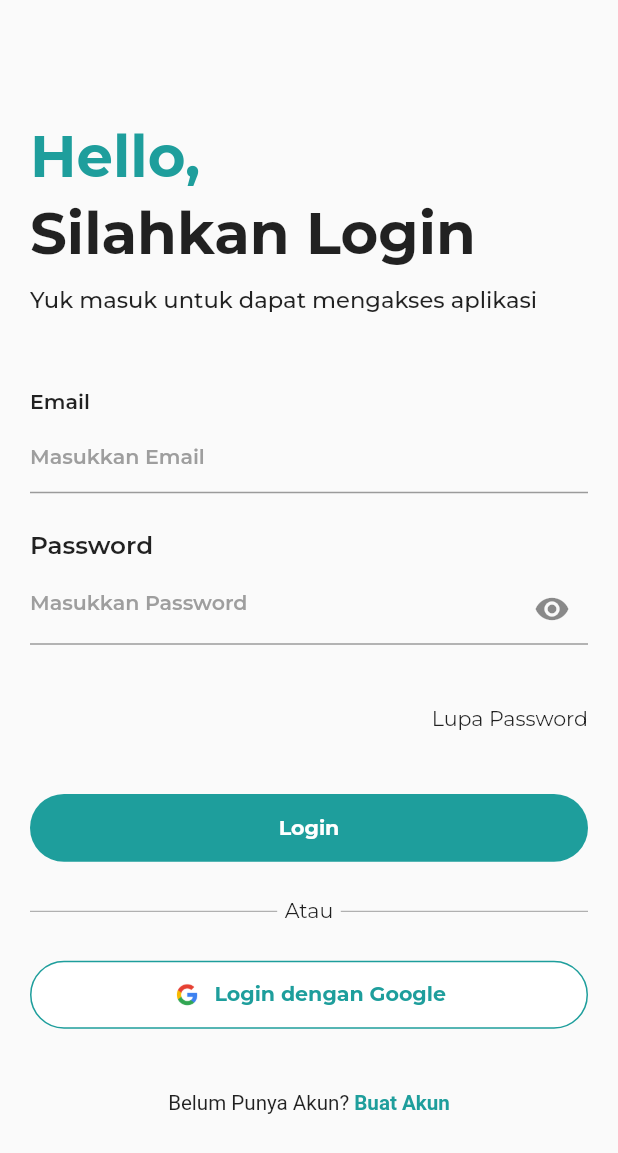
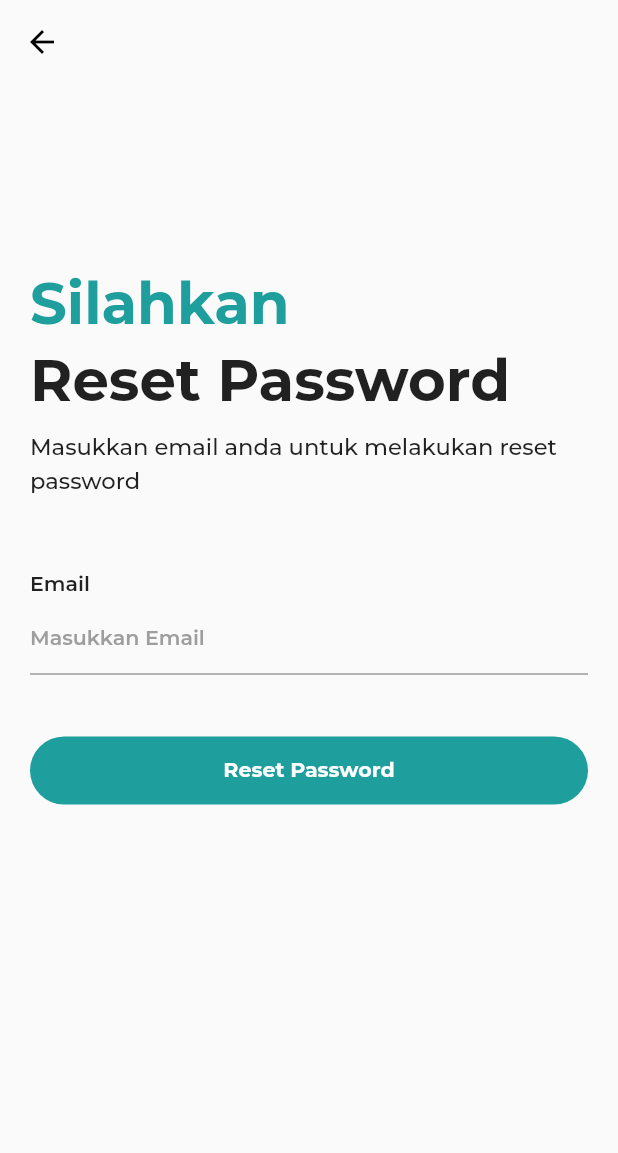
Before and after one commit to tegaryas/kaltim-report-app, a Flutter app: the LoginScreen screen opened by its route, after a tap on "Lupa Password", on a phone screen of 412 x 824 dp. Shown: the top 1153 px of the screen. Run offline on Flutter 3.47's test engine with Material 2 defaults, Android fonts, the phone set to English and light mode, and no system bars; our stand-ins replace another_flushbar, auto_route, bloc, carousel_slider, cloud_firestore, copy_with_extension and 21 more; missing offline and left inert: paginate_firestore; accounts and stored records are empty.

Commit message:
implement reset password

```diff
--- a/lib/configs/routes/routes.dart
+++ b/lib/configs/routes/routes.dart
@@ -2,6 +2,7 @@ import 'package:auto_route/auto_route.dart';
 import 'package:kaltim_report/modules/auth/screens/login_screen.dart';
 import 'package:kaltim_report/modules/auth/screens/register_screen.dart';
 import 'package:kaltim_report/modules/auth/screens/register_user_data.dart';
+import 'package:kaltim_report/modules/auth/screens/reset_password_screen.dart';
 import 'package:kaltim_report/modules/call/screens/call_screen.dart';
 import 'package:kaltim_report/modules/home/screens/home_screen.dart';
 import 'package:kaltim_report/modules/navigation/screens/navigation_screen.dart';
@@ -24,6 +25,7 @@ import 'package:kaltim_report/modules/report/screens/report_wrapper_screen.dart'
     AutoRoute(path: "/login", page: LoginScreen),
     AutoRoute(path: "/register", page: RegisterScreen),
     AutoRoute(path: "/register-data", page: RegisterUserDataScreen),
+    AutoRoute(path: "/reset-password", page: ResetPasswordScreen),
     AutoRoute(
       path: "report",
       name: "ReportRouter",
--- /dev/null
+++ b/lib/modules/auth/blocs/reset_password/reset_password_bloc.dart
@@ -0,0 +1,26 @@
+import 'package:bloc/bloc.dart';
+import 'package:equatable/equatable.dart';
+import 'package:injectable/injectable.dart';
+import 'package:kaltim_report/modules/auth/repositories/register_repository_interface.dart';
+
+part 'reset_password_event.dart';
+part 'reset_password_state.dart';
+
+@injectable
+class ResetPasswordBloc extends Bloc<ResetPasswordEvent, ResetPasswordState> {
+  final RegisterRepositoryInterface registerRepository;
+  ResetPasswordBloc({required this.registerRepository})
+      : super(ResetPasswordInitial()) {
+    on<ResetPasswordEvent>((event, emit) async {
+      if (event is ResetPasswordUser) {
+        try {
+          emit(ResetPasswordLoading());
+          await registerRepository.resetPassword(event.email);
+          emit(ResetPasswordSucess(email: event.email));
+        } catch (e) {
+          emit(ResetPasswordFailed(errorMessage: e.toString()));
+        }
+      }
+    });
+  }
+}
--- /dev/null
+++ b/lib/modules/auth/blocs/reset_password/reset_password_event.dart
@@ -0,0 +1,17 @@
+part of 'reset_password_bloc.dart';
+
+abstract class ResetPasswordEvent extends Equatable {
+  const ResetPasswordEvent();
+
+  @override
+  List<Object> get props => [];
+}
+
+class ResetPasswordUser extends ResetPasswordEvent {
+  final String email;
+
+  const ResetPasswordUser({required this.email});
+
+  @override
+  List<Object> get props => [email];
+}
--- /dev/null
+++ b/lib/modules/auth/blocs/reset_password/reset_password_state.dart
@@ -0,0 +1,30 @@
+part of 'reset_password_bloc.dart';
+
+abstract class ResetPasswordState extends Equatable {
+  const ResetPasswordState();
+
+  @override
+  List<Object> get props => [];
+}
+
+class ResetPasswordInitial extends ResetPasswordState {}
+
+class ResetPasswordLoading extends ResetPasswordState {}
+
+class ResetPasswordFailed extends ResetPasswordState {
+  final String errorMessage;
+
+  const ResetPasswordFailed({required this.errorMessage});
+
+  @override
+  List<Object> get props => [errorMessage];
+}
+
+class ResetPasswordSucess extends ResetPasswordState {
+  final String email;
+
+  const ResetPasswordSucess({required this.email});
+
+  @override
+  List<Object> get props => [email];
+}
--- a/lib/modules/auth/repositories/register_repository.dart
+++ b/lib/modules/auth/repositories/register_repository.dart
@@ -28,4 +28,9 @@ class RegisterRepository implements RegisterRepositoryInterface {
   Future<List<String>> checkEmailExsist(String email) async {
     return _firebaseAuth.fetchSignInMethodsForEmail(email);
   }
+
+  @override
+  Future<void> resetPassword(String email) {
+    return _firebaseAuth.sendPasswordResetEmail(email: email);
+  }
 }
--- a/lib/modules/auth/repositories/register_repository_interface.dart
+++ b/lib/modules/auth/repositories/register_repository_interface.dart
@@ -6,4 +6,6 @@ abstract class RegisterRepositoryInterface {
   Future<void> registerUserData(RegisterModel data);
 
   Future<List<String>> checkEmailExsist(String email);
+
+  Future<void> resetPassword(String email);
 }
--- a/lib/modules/auth/screens/login_screen.dart
+++ b/lib/modules/auth/screens/login_screen.dart
@@ -123,7 +123,9 @@ class _LoginScreenState extends State<LoginScreen> {
                         mainAxisAlignment: MainAxisAlignment.end,
                         children: [
                           GestureDetector(
-                            onTap: () {},
+                            onTap: () {
+                              context.router.push(const ResetPasswordRoute());
+                            },
                             child: Text(
                               "Lupa Password",
                               style: TextStyle(
--- /dev/null
+++ b/lib/modules/auth/screens/reset_password_screen.dart
@@ -0,0 +1,120 @@
+import 'package:another_flushbar/flushbar_helper.dart';
+import 'package:auto_route/auto_route.dart';
+import 'package:flutter/material.dart';
+import 'package:flutter_bloc/flutter_bloc.dart';
+import 'package:form_field_validator/form_field_validator.dart';
+import 'package:kaltim_report/configs/injectable/injectable_core.dart';
+import 'package:kaltim_report/modules/auth/blocs/reset_password/reset_password_bloc.dart';
+import 'package:kaltim_report/widgets/custom_button.dart';
+import 'package:kaltim_report/widgets/custom_text_field.dart';
+import 'package:sizer/sizer.dart';
+
+class ResetPasswordScreen extends StatefulWidget {
+  const ResetPasswordScreen({Key? key}) : super(key: key);
+
+  @override
+  State<ResetPasswordScreen> createState() => _ResetPasswordScreenState();
+}
+
+class _ResetPasswordScreenState extends State<ResetPasswordScreen> {
+  final GlobalKey<FormState> _formKey = GlobalKey<FormState>();
+  String? email;
+
+  @override
+  Widget build(BuildContext context) {
+    return BlocProvider<ResetPasswordBloc>(
+      create: (context) => getIt.get<ResetPasswordBloc>(),
+      child: BlocConsumer<ResetPasswordBloc, ResetPasswordState>(
+        listener: (context, state) {
+          if (state is ResetPasswordSucess) {
+            FlushbarHelper.createSuccess(
+              message: 'Link Reset Password Terkirim ke ${state.email}',
+              title: "Sukses",
+              duration: const Duration(seconds: 2),
+            ).show(context);
+          }
+        },
+        builder: (context, state) {
+          return Scaffold(
+            resizeToAvoidBottomInset: false,
+            appBar: AppBar(),
+            body: Padding(
+              padding: const EdgeInsets.symmetric(
+                horizontal: 20.0,
+              ),
+              child: Form(
+                key: _formKey,
+                child: Column(
+                  crossAxisAlignment: CrossAxisAlignment.start,
+                  mainAxisAlignment: MainAxisAlignment.center,
+                  children: [
+                    Text(
+                      "Silahkan",
+                      style: TextStyle(
+                        fontSize: 28.sp,
+                        fontWeight: FontWeight.bold,
+                        color: const Color(0xFF1E9E9C),
+                      ),
+                    ),
+                    SizedBox(
+                      height: 0.5.h,
+                    ),
+                    Text(
+                      "Reset Password",
+                      style: TextStyle(
+                        fontSize: 28.sp,
+                        fontWeight: FontWeight.bold,
+                      ),
+                    ),
+                    SizedBox(
+                      height: 1.h,
+                    ),
+                    Text(
+                      "Masukkan email anda untuk melakukan reset password",
+                      style: TextStyle(
+                        fontSize: 11.sp,
+                        fontWeight: FontWeight.w500,
+                        height: 1.5,
+                      ),
+                    ),
+                    SizedBox(
+                      height: 6.h,
+                    ),
+                    NormalTextField(
+                      label: 'Email',
+                      hint: "Masukkan Email",
+                      validator: MultiValidator([
+                        RequiredValidator(errorText: "Harap Masukkan Email mu"),
+                        EmailValidator(errorText: "Email tidak valid")
+                      ]),
+                      onSaved: (val) {
+                        email = val;
+                      },
+                    ),
+                    SizedBox(
+                      height: 5.h,
+                    ),
+                    CustomButton(
+                      text: 'Reset Password',
+                      onTap: () {
+                        if (_formKey.currentState!.validate()) {
+                          _formKey.currentState!.save();
+                          context
+                              .read<ResetPasswordBloc>()
+                              .add(ResetPasswordUser(email: email!));
+                        }
+                      },
+                    ),
+                    SizedBox(
+                      height: 20.h,
+                    ),
+                  ],
+                ),
+              ),
+            ),
+          );
+        },
+      ),
+    );
+  }
+}
--- a/lib/modules/profile/screens/edit_profile_screen.dart
+++ b/lib/modules/profile/screens/edit_profile_screen.dart
@@ -3,9 +3,7 @@ import 'package:flutter/material.dart';
 import 'package:flutter_bloc/flutter_bloc.dart';
 import 'package:form_field_validator/form_field_validator.dart';
 import 'package:kaltim_report/configs/injectable/injectable_core.dart';
-import 'package:kaltim_report/modules/auth/blocs/register/register_bloc.dart';
 import 'package:kaltim_report/modules/profile/blocs/edit_profile/edit_profile_bloc.dart';
-import 'package:kaltim_report/modules/profile/blocs/profile/profile_bloc.dart';
 import 'package:kaltim_report/modules/profile/models/profile_form_model.dart';
 import 'package:kaltim_report/modules/profile/models/profile_model.dart';
 import 'package:kaltim_report/widgets/custom_text_field.dart';
```
Also changed, not shown: lib/configs/injectable/injectable_core.config.dart, lib/configs/routes/routes.gr.dart.
